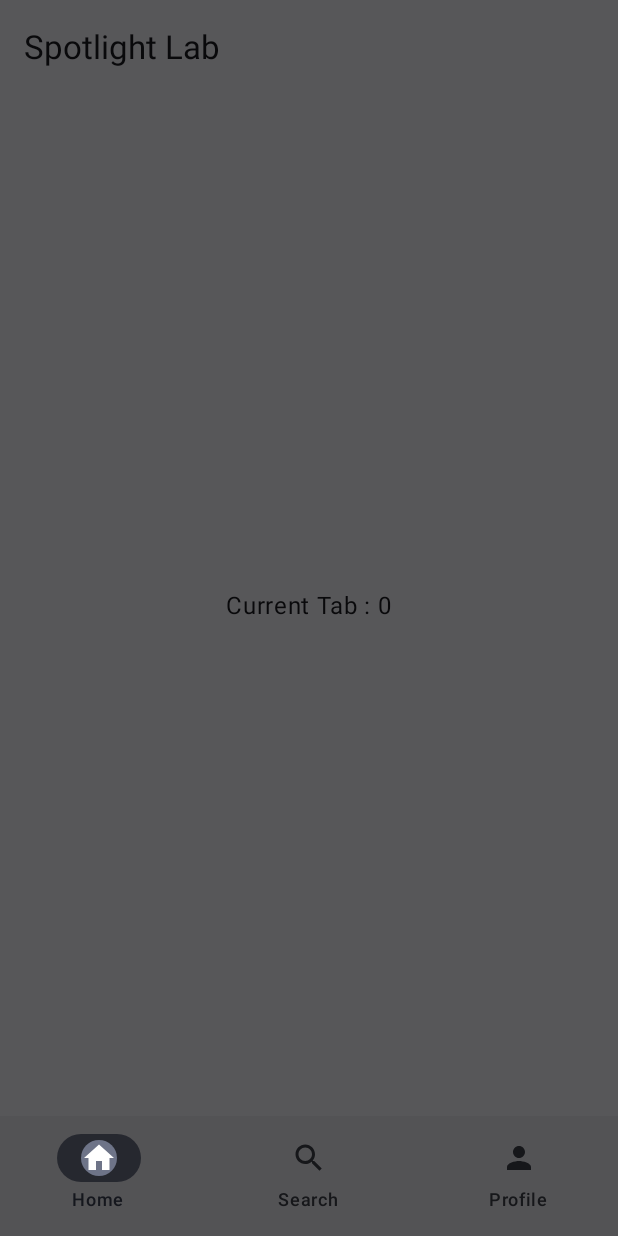
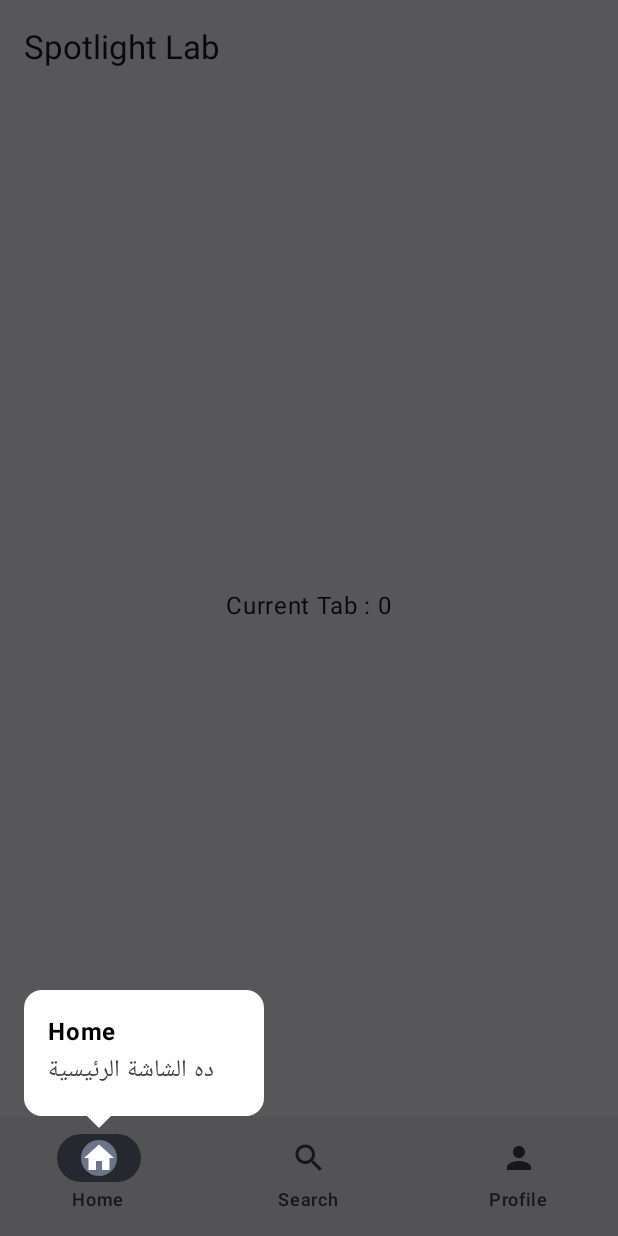
Before and after one commit to adhammoohamed/Spotlight-Tooltip, an Android app built with Jetpack Compose: the screen it shows after launch (MainActivity), on a phone screen of 412 x 824 dp. Run offline under Robolectric (Android 15) with nearby library versions, the phone set to English and light mode, and no system bars.

Commit message:
Add `SpotlightTooltip` composable and integrate tooltip overlay support
- Create `SpotlightTooltip` custom layout component that dynamically positions content and a pointing arrow based on target bounds.
- Map tooltip titles and descriptions for target keys in `MainActivity`.
- Enable target registration and selection for `TopAppBar`.
- Render `SpotlightTooltip` when the spotlight overlay is active.

```diff
--- a/app/src/main/java/com/example/tooltiplibrary/MainActivity.kt
+++ b/app/src/main/java/com/example/tooltiplibrary/MainActivity.kt
@@ -5,6 +5,7 @@ import androidx.activity.ComponentActivity
 import androidx.activity.compose.setContent
 import androidx.activity.enableEdgeToEdge
 import androidx.compose.foundation.Canvas
+import androidx.compose.foundation.clickable
 import androidx.compose.foundation.gestures.detectTapGestures
 import androidx.compose.foundation.layout.Box
 import androidx.compose.foundation.layout.fillMaxSize
@@ -30,6 +31,7 @@ import androidx.compose.runtime.setValue
 import androidx.compose.ui.Alignment
 import androidx.compose.ui.Modifier
 import androidx.compose.ui.geometry.CornerRadius
+import androidx.compose.ui.geometry.Rect
 import androidx.compose.ui.graphics.BlendMode
 import androidx.compose.ui.graphics.Color
 import androidx.compose.ui.graphics.CompositingStrategy
@@ -53,6 +55,12 @@ class MainActivity : ComponentActivity() {
 
             var overlayCoords by remember { mutableStateOf<LayoutCoordinates?>(null) }
 
+            val tooltipTexts = mapOf(
+                "home" to ("Home" to "ده الشاشة الرئيسية"),
+                "search" to ("Search" to "ابحث عن أي حاجة من هنا"),
+                "profile" to ("Profile" to "بياناتك الشخصية"),
+                "Top App" to ("Top App" to "ده التوب اب بار")
+            )
             TooltipLibraryTheme {
                 Box(modifier = Modifier.fillMaxSize()) {
 
@@ -65,6 +73,14 @@ class MainActivity : ComponentActivity() {
                     )
 
                     if (showOverlay) {
+                        val boundsOf: () -> Rect? = {
+                            val target = activeKey?.let { targets[it] }
+                            val overlay = overlayCoords
+                            if (target != null && overlay != null &&
+                                target.isAttached && overlay.isAttached
+                            ) overlay.localBoundingBoxOf(target) else null
+                        }
+
                         Canvas(
                             modifier = Modifier
                                 .fillMaxSize()
@@ -85,6 +101,8 @@ class MainActivity : ComponentActivity() {
                             if (target != null && overlay != null &&
                                 target.isAttached && overlay.isAttached
                             ) {
+
+
                                 val bounds = overlay.localBoundingBoxOf(target)
                                 drawRoundRect(
                                     color = Color.Transparent,
@@ -93,8 +111,17 @@ class MainActivity : ComponentActivity() {
                                     cornerRadius = CornerRadius(16.dp.toPx()),
                                     blendMode = BlendMode.Clear
                                 )
+
+
                             }
                         }
+
+                        val (title, description) = tooltipTexts[activeKey] ?: ("" to "")
+                        SpotlightTooltip(
+                            targetBounds = boundsOf,
+                            title = title,
+                            description = description,
+                        )
                     }
                 }
             }
@@ -122,7 +149,11 @@ fun AppRoot(
         modifier = modifier.fillMaxSize(),
         topBar = {
             @OptIn(ExperimentalMaterial3Api::class)
-            TopAppBar(title = { Text("Spotlight Lab") })
+            TopAppBar(title = { Text("Spotlight Lab") }, modifier = Modifier.onGloballyPositioned {
+                onRegister("Top App", it)
+            }.clickable {
+                onSelect("Top App")
+            })
         },
         bottomBar = {
             NavigationBar {
--- /dev/null
+++ b/app/src/main/java/com/example/tooltiplibrary/SpotlightTooltip.kt
@@ -0,0 +1,125 @@
+package com.example.tooltiplibrary
+
+import android.util.Log
+import androidx.compose.foundation.Canvas
+import androidx.compose.foundation.background
+import androidx.compose.foundation.layout.Column
+import androidx.compose.foundation.layout.fillMaxSize
+import androidx.compose.foundation.layout.padding
+import androidx.compose.foundation.layout.size
+import androidx.compose.foundation.shape.RoundedCornerShape
+import androidx.compose.material3.Text
+import androidx.compose.runtime.Composable
+import androidx.compose.ui.Modifier
+import androidx.compose.ui.geometry.Rect
+import androidx.compose.ui.graphics.Color
+import androidx.compose.ui.graphics.Path
+import androidx.compose.ui.layout.Layout
+import androidx.compose.ui.platform.LocalDensity
+import androidx.compose.ui.text.font.FontWeight
+import androidx.compose.ui.unit.Constraints
+import androidx.compose.ui.unit.dp
+import kotlin.math.roundToInt
+
+// دالة مساعدة: coerceIn آمنة، لو الـ Range اتقلب ترجع min بدل ما تكرّش
+private fun Int.safeCoerceIn(min: Int, max: Int): Int =
+    coerceIn(min, maxOf(min, max))
+
+@Composable
+fun SpotlightTooltip(
+    targetBounds: () -> Rect?,
+    title: String,
+    description: String,
+    modifier: Modifier = Modifier,
+) {
+    val density = LocalDensity.current
+    val gapPx = with(density) { 8.dp.roundToPx() }
+    val marginPx = with(density) { 16.dp.roundToPx() }
+    val cornerPx = with(density) { 12.dp.roundToPx() }
+    val minBubbleWidthPx = with(density) { 160.dp.roundToPx() }
+
+    Layout(
+        modifier = modifier.fillMaxSize(),   // الـ Layout ياخد حجم الأب كله
+        content = {
+            // child 0: الصندوق
+            Column(
+                modifier = Modifier
+                    .background(Color.White, RoundedCornerShape(12.dp))
+                    .padding(16.dp)
+            ) {
+                Text(title, fontWeight = FontWeight.Bold, color = Color.Black)
+                Text(description, color = Color.DarkGray)
+            }
+            // child 1: السهم
+            Canvas(Modifier.size(width = 16.dp, height = 8.dp)) {
+                val path = Path().apply {
+                    moveTo(0f, size.height)
+                    lineTo(size.width / 2f, 0f)
+                    lineTo(size.width, size.height)
+                    close()
+                }
+                drawPath(path, Color.White)
+            }
+        }
+    ) { measurables, constraints ->
+
+        // حماية: لو الـ Constraints مش محددة، ما نرسمش حاجة
+        if (!constraints.hasBoundedWidth || !constraints.hasBoundedHeight) {
+            Log.w("Spotlight", "Unbounded constraints: $constraints")
+            return@Layout layout(0, 0) {}
+        }
+
+        val containerW = constraints.maxWidth
+        val containerH = constraints.maxHeight
+
+        // 1) القياس
+        val maxBubbleW = (containerW - 2 * marginPx).coerceAtLeast(0)
+        val bubble = measurables[0].measure(
+            Constraints(
+                minWidth = minBubbleWidthPx.coerceAtMost(maxBubbleW),
+                maxWidth = maxBubbleW
+            )
+        )
+        val arrow = measurables[1].measure(Constraints())
+
+        layout(containerW, containerH) {
+            val bounds = targetBounds() ?: return@layout
+
+            Log.d(
+                "Spotlight",
+                "container=${containerW}x$containerH bubble=${bubble.width}x${bubble.height} bounds=$bounds"
+            )
+
+            // 2) فوق ولا تحت؟
+            val showBelow = bounds.center.y < containerH / 2f
+
+            val arrowY: Int
+            val bubbleY: Int
+            if (showBelow) {
+                arrowY = (bounds.bottom + gapPx).roundToInt()
+                bubbleY = arrowY + arrow.height
+            } else {
+                arrowY = (bounds.top - gapPx - arrow.height).roundToInt()
+                bubbleY = arrowY - bubble.height
+            }
+
+            // 3) الأفقي: الصندوق جوه الشاشة
+            val bubbleX = (bounds.center.x - bubble.width / 2f)
+                .roundToInt()
+                .safeCoerceIn(marginPx, containerW - marginPx - bubble.width)
+
+            // 4) السهم جوه حدود الصندوق
+            val arrowX = (bounds.center.x - arrow.width / 2f)
+                .roundToInt()
+                .safeCoerceIn(
+                    bubbleX + cornerPx,
+                    bubbleX + bubble.width - cornerPx - arrow.width
+                )
+
+            bubble.place(bubbleX, bubbleY)
+            arrow.placeWithLayer(arrowX, arrowY) {
+                rotationZ = if (showBelow) 0f else 180f
+            }
+        }
+    }
+}
```
